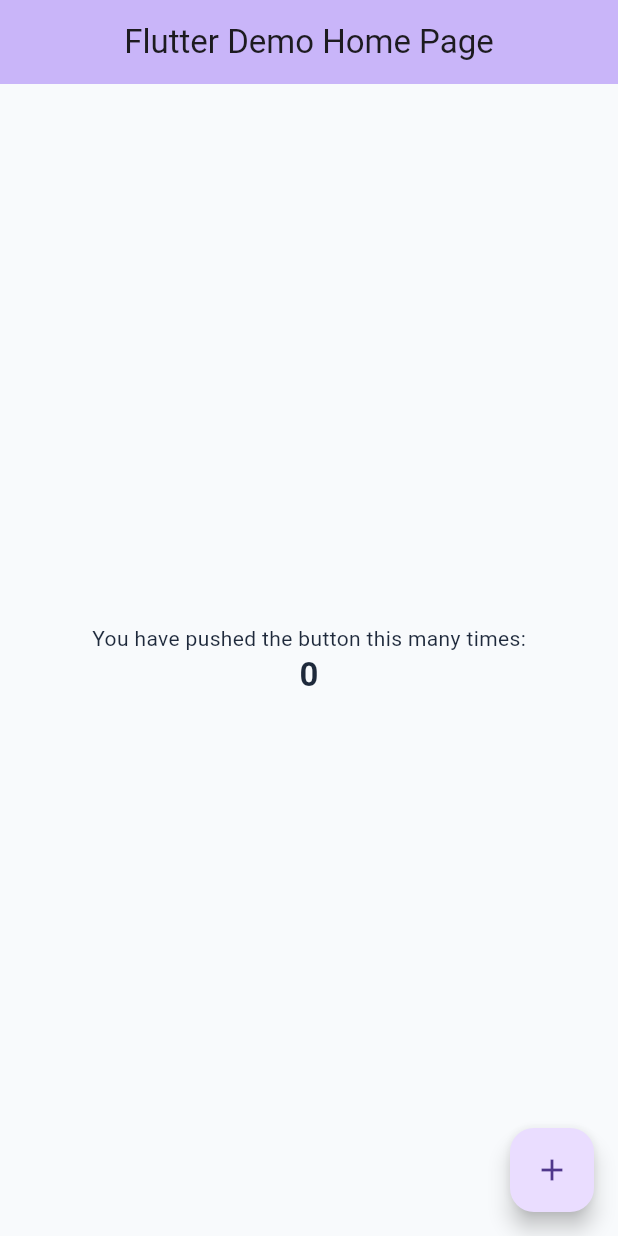
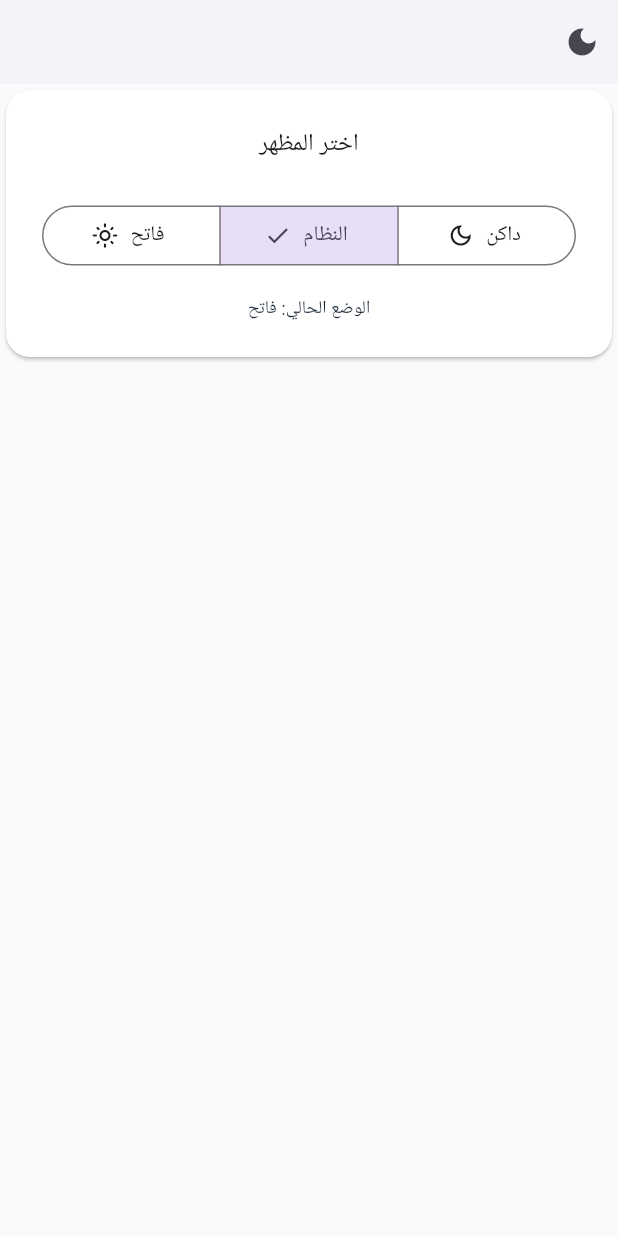
Before and after one commit to hossam-khedr/Monorepo-Flutter, a Flutter app: the screen it shows after launch, on a phone screen of 412 x 824 dp. Run offline on Flutter 3.47's test engine with Material 3 defaults, Android fonts, the phone set to English and light mode, and no system bars; our stand-ins replace flutter_bloc, shared_preferences.

Commit message:
added implemintation for themeing

```diff
--- /dev/null
+++ b/apps/employee/lib/base_cubit/cubit.dart
@@ -0,0 +1,88 @@
+import 'package:employee/base_cubit/states.dart';
+import 'package:flutter/cupertino.dart';
+import 'package:flutter/material.dart';
+import 'package:flutter_bloc/flutter_bloc.dart';
+import 'package:shared_preferences/shared_preferences.dart';
+
+class BaseCubit extends Cubit<BaseAppStats> {
+  BaseCubit()
+    : super(BaseAppStats(appThemeMode: AppThemeMode.system, isDarkMode: false)){
+    _loadTheme();
+  }
+
+  Future<AppThemeMode> getSavedTheme() async {
+    try {
+      final prefs = await SharedPreferences.getInstance();
+      final saveTheme = prefs.getString('app_theme_mode');
+      return AppThemeMode.values.firstWhere(
+        (mode) => mode.name == saveTheme,
+        orElse: () => AppThemeMode.system,
+      );
+    } catch (error) {
+      return AppThemeMode.system;
+    }
+  }
+
+  Future<void>saveMode(AppThemeMode mode)async{
+    try{
+      final prefs = await SharedPreferences.getInstance();
+      prefs.setString('app_theme_mode', mode.name);
+    }catch(e){
+      debugPrint('Error saving theme: $e');
+    }
+  }
+  bool getSystemBrightness() {
+    return WidgetsBinding.instance.platformDispatcher.platformBrightness ==
+        Brightness.dark;
+  }
+
+  Future<void>_loadTheme()async{
+    final saveMode = await getSavedTheme();
+    final isDark = _calculateIsDark(saveMode);
+    emit(state.copyWith(appThemeMode: saveMode,isDarkMode: isDark));
+  }
+
+  Future<void>changeTheme(AppThemeMode mode)async{
+final isDark = _calculateIsDark(mode);
+emit(state.copyWith(isDarkMode: isDark,appThemeMode: mode));
+await saveMode(mode);
+  }
+
+  void toggleTheme(){
+    final newMode = state.isDarkMode?
+        AppThemeMode.light
+        :AppThemeMode.dark;
+    changeTheme(newMode);
+  }
+
+  void updateSystemBrightness() {
+    if (state.appThemeMode == AppThemeMode.system) {
+      emit(state.copyWith(
+        isDarkMode: getSystemBrightness(),
+      ));
+    }
+  }
+
+   ThemeMode toThemeMode(AppThemeMode mode) {
+    switch (mode) {
+      case AppThemeMode.light:
+        return ThemeMode.light;
+      case AppThemeMode.dark:
+        return ThemeMode.dark;
+      case AppThemeMode.system:
+        return ThemeMode.system;
+    }
+  }
+
+
+  bool _calculateIsDark(AppThemeMode mode) {
+    switch (mode) {
+      case AppThemeMode.light:
+        return false;
+      case AppThemeMode.dark:
+        return true;
+      case AppThemeMode.system:
+        return getSystemBrightness();
+    }
+  }
+}
--- /dev/null
+++ b/apps/employee/lib/base_cubit/states.dart
@@ -0,0 +1,18 @@
+enum AppThemeMode { light, dark, system }
+
+class BaseAppStats {
+  final AppThemeMode appThemeMode;
+  final bool isDarkMode;
+
+  BaseAppStats({required this.appThemeMode, required this.isDarkMode});
+
+  BaseAppStats copyWith({
+    final AppThemeMode? appThemeMode,
+    final bool? isDarkMode,
+  }) {
+    return BaseAppStats(
+      appThemeMode: appThemeMode ?? this.appThemeMode,
+      isDarkMode: isDarkMode ?? this.isDarkMode,
+    );
+  }
+}
--- /dev/null
+++ b/apps/employee/lib/entry_point/employee_app.dart
@@ -0,0 +1,109 @@
+import 'package:employee/base_cubit/cubit.dart';
+import 'package:employee/base_cubit/states.dart';
+import 'package:flutter/material.dart';
+import 'package:flutter_bloc/flutter_bloc.dart';
+import 'package:theme/theming/dark.dart';
+import 'package:theme/theming/light.dart';
+
+class EmployeeApp extends StatelessWidget {
+  const EmployeeApp({super.key});
+
+  @override
+  Widget build(BuildContext context) {
+    return BlocProvider(
+      create: (context) => BaseCubit(),
+      child: BlocBuilder<BaseCubit, BaseAppStats>(
+        builder: (context, state) {
+          return MaterialApp(
+            debugShowCheckedModeBanner: false,
+            theme: LightTheme.getLightTheme(),
+            darkTheme: DarkTheme.getDarkTheme(),
+            themeMode: context.read<BaseCubit>().toThemeMode(
+              state.appThemeMode,
+            ),
+            home: RootScreen(),
+          );
+        },
+      ),
+    );
+  }
+}
+
+class RootScreen extends StatelessWidget {
+  const RootScreen({super.key});
+
+  @override
+  Widget build(BuildContext context) {
+    return Scaffold(
+      appBar: AppBar(
+        actions: [
+          BlocBuilder<BaseCubit, BaseAppStats>(
+            builder: (context, state) {
+              return IconButton(
+                onPressed: () => context.read<BaseCubit>().toggleTheme(),
+                tooltip: 'Toggle Theme',
+                icon: Icon(
+                  state.isDarkMode ? Icons.light_mode : Icons.dark_mode,
+                ),
+              );
+            },
+          ),
+        ],
+      ),
+      body: Column(
+        children: [
+          BlocBuilder<BaseCubit, BaseAppStats>(
+      builder: (context, state) {
+        return Card(
+          child: Padding(
+            padding: const EdgeInsets.all(24),
+            child: Column(
+              crossAxisAlignment: CrossAxisAlignment.stretch,
+              children: [
+                Text(
+                  'اختر المظهر',
+                  style: Theme.of(context).textTheme.titleMedium,
+                  textAlign: TextAlign.center,
+                ),
+                const SizedBox(height: 24),
+                SegmentedButton<AppThemeMode>(
+                  segments: const [
+                    ButtonSegment(
+                      value: AppThemeMode.light,
+                      label: Text('فاتح'),
+                      icon: Icon(Icons.light_mode_outlined),
+                    ),
+                    ButtonSegment(
+                      value: AppThemeMode.system,
+                      label: Text('النظام'),
+                      icon: Icon(Icons.brightness_auto),
+                    ),
+                    ButtonSegment(
+                      value: AppThemeMode.dark,
+                      label: Text('داكن'),
+                      icon: Icon(Icons.dark_mode_outlined),
+                    ),
+                  ],
+                  selected: {state.appThemeMode},
+                  onSelectionChanged: (Set<AppThemeMode> selected) {
+                    context.read<BaseCubit>().changeTheme(selected.first);
+                  },
+                ),
+                const SizedBox(height: 16),
+                Text(
+                  'الوضع الحالي: ${state.isDarkMode ? "داكن" : "فاتح"}',
+                  style: Theme.of(context).textTheme.bodySmall,
+                  textAlign: TextAlign.center,
+                ),
+              ],
+            ),
+          ),
+        );
+      },
+      )
+
+        ],
+      ),
+    );
+  }
+}
--- a/apps/employee/lib/main.dart
+++ b/apps/employee/lib/main.dart
@@ -1,109 +1,8 @@
+import 'package:employee/entry_point/employee_app.dart';
 import 'package:flutter/material.dart';
-import 'package:theme/theming/dark.dart';
-import 'package:theme/theming/light.dart';
+
 
 
 void main() {
-  runApp(const MyApp());
+  runApp(const EmployeeApp());
 }
-
-class MyApp extends StatelessWidget {
-  const MyApp({super.key});
-
-  // This widget is the root of your application.
-  @override
-  Widget build(BuildContext context) {
-    return MaterialApp(
-      title: 'Flutter Demo',
-      theme: LightTheme.getLightTheme(),
-      darkTheme: DarkTheme.getDarkTheme(),
-      home: const MyHomePage(title: 'Flutter Demo Home Page'),
-    );
-  }
-}
-
-class MyHomePage extends StatefulWidget {
-  const MyHomePage({super.key, required this.title});
-
-  // This widget is the home page of your application. It is stateful, meaning
-  // that it has a State object (defined below) that contains fields that affect
-  // how it looks.
-
-  // This class is the configuration for the state. It holds the values (in this
-  // case the title) provided by the parent (in this case the App widget) and
-  // used by the build method of the State. Fields in a Widget subclass are
-  // always marked "final".
-
-  final String title;
-
-  @override
-  State<MyHomePage> createState() => _MyHomePageState();
-}
-
-class _MyHomePageState extends State<MyHomePage> {
-  int _counter = 0;
-
-  void _incrementCounter() {
-    setState(() {
-      // This call to setState tells the Flutter framework that something has
-      // changed in this State, which causes it to rerun the build method below
-      // so that the display can reflect the updated values. If we changed
-      // _counter without calling setState(), then the build method would not be
-      // called again, and so nothing would appear to happen.
-      _counter++;
-    });
-  }
-
-  @override
-  Widget build(BuildContext context) {
-    // This method is rerun every time setState is called, for instance as done
-    // by the _incrementCounter method above.
-    //
-    // The Flutter framework has been optimized to make rerunning build methods
-    // fast, so that you can just rebuild anything that needs updating rather
-    // than having to individually change instances of widgets.
-    return Scaffold(
-      appBar: AppBar(
-        // TRY THIS: Try changing the color here to a specific color (to
-        // Colors.amber, perhaps?) and trigger a hot reload to see the AppBar
-        // change color while the other colors stay the same.
-        backgroundColor: Theme.of(context).colorScheme.inversePrimary,
-        // Here we take the value from the MyHomePage object that was created by
-        // the App.build method, and use it to set our appbar title.
-        title: Text(widget.title),
-      ),
-      body: Center(
-        // Center is a layout widget. It takes a single child and positions it
-        // in the middle of the parent.
-        child: Column(
-          // Column is also a layout widget. It takes a list of children and
-          // arranges them vertically. By default, it sizes itself to fit its
-          // children horizontally, and tries to be as tall as its parent.
-          //
-          // Column has various properties to control how it sizes itself and
-          // how it positions its children. Here we use mainAxisAlignment to
-          // center the children vertically; the main axis here is the vertical
-          // axis because Columns are vertical (the cross axis would be
-          // horizontal).
-          //
-          // TRY THIS: Invoke "debug painting" (choose the "Toggle Debug Paint"
-          // action in the IDE, or press "p" in the console), to see the
-          // wireframe for each widget.
-          mainAxisAlignment: MainAxisAlignment.center,
-          children: <Widget>[
-            const Text('You have pushed the button this many times:'),
-            Text(
-              '$_counter',
-              style: Theme.of(context).textTheme.headlineMedium,
-            ),
-          ],
-        ),
-      ),
-      floatingActionButton: FloatingActionButton(
-        onPressed: _incrementCounter,
-        tooltip: 'Increment',
-        child: const Icon(Icons.add),
-      ), // This trailing comma makes auto-formatting nicer for build methods.
-    );
-  }
-}
```
Also changed, not shown: apps/employee/pubspec.yaml (+14 -47 lines), 1 other file.
